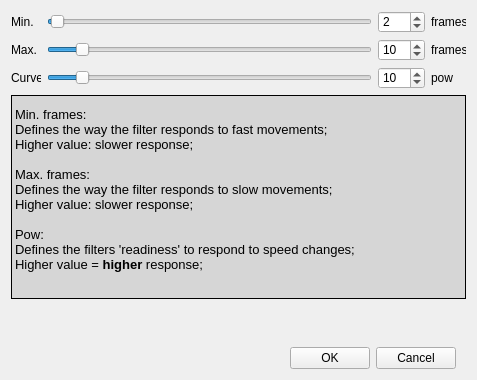
Above: ftnoir_filter_ewma2/ftnoir_ewma_filtercontrols.ui from opentrack/opentrack before the change. Below: the same form after it.
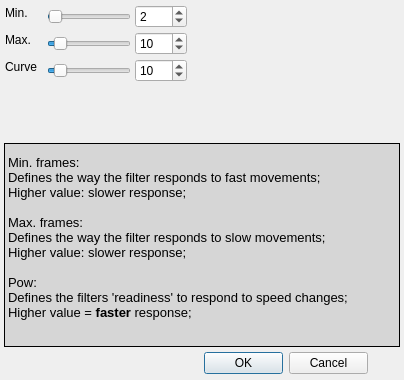
That is the form after the change. Icons and pictures are not drawn.

Commit message: ewma: update settings form

```diff
--- a/ftnoir_filter_ewma2/ftnoir_ewma_filtercontrols.ui
+++ b/ftnoir_filter_ewma2/ftnoir_ewma_filtercontrols.ui
@@ -9,7 +9,7 @@
    <rect>
     <x>0</x>
     <y>0</y>
-    <width>477</width>
+    <width>404</width>
     <height>380</height>
    </rect>
   </property>
@@ -35,448 +35,339 @@
   <property name="styleSheet">
    <string notr="true"/>
   </property>
-  <layout class="QVBoxLayout" name="_vertical_layout">
-   <item>
-    <layout class="QVBoxLayout" name="verticalLayout_2">
-     <property name="sizeConstraint">
-      <enum>QLayout::SetMinimumSize</enum>
-     </property>
-     <item>
-      <layout class="QGridLayout" name="gridLayout">
-       <item row="4" column="3">
-        <widget class="QLabel" name="lblInvert1_5">
-         <property name="minimumSize">
-          <size>
-           <width>0</width>
-           <height>0</height>
-          </size>
-         </property>
-         <property name="maximumSize">
-          <size>
-           <width>30</width>
-           <height>16777215</height>
-          </size>
-         </property>
-         <property name="styleSheet">
-          <string notr="true"/>
-         </property>
-         <property name="text">
-          <string>pow</string>
-         </property>
-        </widget>
-       </item>
-       <item row="4" column="2">
-        <widget class="QSpinBox" name="spinPowCurve">
-         <property name="minimumSize">
-          <size>
-           <width>40</width>
-           <height>22</height>
-          </size>
-         </property>
-         <property name="styleSheet">
-          <string notr="true">background:none;</string>
-         </property>
-         <property name="maximum">
-          <number>100</number>
-         </property>
-         <property name="singleStep">
-          <number>5</number>
-         </property>
-         <property name="value">
-          <number>10</number>
-         </property>
-        </widget>
-       </item>
-       <item row="4" column="1">
-        <widget class="QSlider" name="powCurve">
-         <property name="minimumSize">
-          <size>
-           <width>45</width>
-           <height>15</height>
-          </size>
-         </property>
-         <property name="minimum">
-          <number>1</number>
-         </property>
-         <property name="maximum">
-          <number>100</number>
-         </property>
-         <property name="pageStep">
-          <number>10</number>
-         </property>
-         <property name="value">
-          <number>10</number>
-         </property>
-         <property name="orientation">
-          <enum>Qt::Horizontal</enum>
-         </property>
-         <property name="tickPosition">
-          <enum>QSlider::NoTicks</enum>
-         </property>
-        </widget>
-       </item>
-       <item row="3" column="3">
-        <widget class="QLabel" name="lblInvert1_4">
-         <property name="minimumSize">
-          <size>
-           <width>35</width>
-           <height>0</height>
-          </size>
-         </property>
-         <property name="maximumSize">
-          <size>
-           <width>30</width>
-           <height>16777215</height>
-          </size>
-         </property>
-         <property name="styleSheet">
-          <string notr="true"/>
-         </property>
-         <property name="text">
-          <string>frames</string>
-         </property>
-        </widget>
-       </item>
-       <item row="3" column="0">
-        <widget class="QLabel" name="lblInvert1_7">
-         <property name="minimumSize">
-          <size>
-           <width>0</width>
-           <height>0</height>
-          </size>
-         </property>
-         <property name="maximumSize">
-          <size>
-           <width>30</width>
-           <height>16777215</height>
-          </size>
-         </property>
-         <property name="styleSheet">
-          <string notr="true"/>
-         </property>
-         <property name="text">
-          <string>Max.</string>
-         </property>
-        </widget>
-       </item>
-       <item row="4" column="0">
-        <widget class="QLabel" name="lblInvert1_8">
-         <property name="minimumSize">
-          <size>
-           <width>0</width>
-           <height>0</height>
-          </size>
-         </property>
-         <property name="maximumSize">
-          <size>
-           <width>30</width>
-           <height>16777215</height>
-          </size>
-         </property>
-         <property name="styleSheet">
-          <string notr="true"/>
-         </property>
-         <property name="text">
-          <string>Curve</string>
-         </property>
-        </widget>
-       </item>
-       <item row="2" column="2">
-        <widget class="QSpinBox" name="spinMinSmooth">
-         <property name="minimumSize">
-          <size>
-           <width>40</width>
-           <height>22</height>
-          </size>
-         </property>
-         <property name="styleSheet">
-          <string notr="true">background:none;</string>
-         </property>
-         <property name="minimum">
-          <number>1</number>
-         </property>
-         <property name="maximum">
-          <number>100</number>
-         </property>
-         <property name="singleStep">
-          <number>5</number>
-         </property>
-         <property name="value">
-          <number>2</number>
-         </property>
-        </widget>
-       </item>
-       <item row="2" column="3">
-        <widget class="QLabel" name="lblInvert1">
-         <property name="minimumSize">
-          <size>
-           <width>35</width>
-           <height>0</height>
-          </size>
-         </property>
-         <property name="maximumSize">
-          <size>
-           <width>30</width>
-           <height>16777215</height>
-          </size>
-         </property>
-         <property name="styleSheet">
-          <string notr="true"/>
-         </property>
-         <property name="text">
-          <string>frames</string>
-         </property>
-        </widget>
-       </item>
-       <item row="3" column="1">
-        <widget class="QSlider" name="maxSmooth">
-         <property name="minimumSize">
-          <size>
-           <width>45</width>
-           <height>15</height>
-          </size>
-         </property>
-         <property name="minimum">
-          <number>1</number>
-         </property>
-         <property name="maximum">
-          <number>100</number>
-         </property>
-         <property name="pageStep">
-          <number>10</number>
-         </property>
-         <property name="value">
-          <number>10</number>
-         </property>
-         <property name="orientation">
-          <enum>Qt::Horizontal</enum>
-         </property>
-         <property name="tickPosition">
-          <enum>QSlider::NoTicks</enum>
-         </property>
-        </widget>
-       </item>
-       <item row="3" column="2">
-        <widget class="QSpinBox" name="spinMaxSmooth">
-         <property name="minimumSize">
-          <size>
-           <width>40</width>
-           <height>22</height>
-          </size>
-         </property>
-         <property name="styleSheet">
-          <string notr="true">background:none;</string>
-         </property>
-         <property name="minimum">
-          <number>1</number>
-         </property>
-         <property name="maximum">
-          <number>100</number>
-         </property>
-         <property name="singleStep">
-          <number>5</number>
-         </property>
-         <property name="value">
-          <number>10</number>
-         </property>
-        </widget>
-       </item>
-       <item row="2" column="0">
-        <widget class="QLabel" name="lblInvert1_6">
-         <property name="minimumSize">
-          <size>
-           <width>0</width>
-           <height>0</height>
-          </size>
-         </property>
-         <property name="maximumSize">
-          <size>
-           <width>30</width>
-           <height>16777215</height>
-          </size>
-         </property>
-         <property name="styleSheet">
-          <string notr="true"/>
-         </property>
-         <property name="text">
-          <string>Min.</string>
-         </property>
-        </widget>
-       </item>
-       <item row="2" column="1">
-        <widget class="QSlider" name="minSmooth">
-         <property name="minimumSize">
-          <size>
-           <width>45</width>
-           <height>15</height>
-          </size>
-         </property>
-         <property name="minimum">
-          <number>1</number>
-         </property>
-         <property name="maximum">
-          <number>100</number>
-         </property>
-         <property name="pageStep">
-          <number>10</number>
-         </property>
-         <property name="value">
-          <number>2</number>
-         </property>
-         <property name="orientation">
-          <enum>Qt::Horizontal</enum>
-         </property>
-         <property name="tickPosition">
-          <enum>QSlider::NoTicks</enum>
-         </property>
-        </widget>
-       </item>
-      </layout>
-     </item>
-     <item>
-      <widget class="QLabel" name="label_4">
-       <property name="minimumSize">
-        <size>
-         <width>0</width>
-         <height>204</height>
-        </size>
-       </property>
-       <property name="styleSheet">
-        <string notr="true">background-color: rgb(214, 214, 214);
+  <widget class="QDialogButtonBox" name="buttonBox">
+   <property name="geometry">
+    <rect>
+     <x>204</x>
+     <y>351</y>
+     <width>164</width>
+     <height>25</height>
+    </rect>
+   </property>
+   <property name="standardButtons">
+    <set>QDialogButtonBox::Cancel|QDialogButtonBox::Ok</set>
+   </property>
+  </widget>
+  <widget class="QLabel" name="label_4">
+   <property name="geometry">
+    <rect>
+     <x>4</x>
+     <y>143</y>
+     <width>396</width>
+     <height>204</height>
+    </rect>
+   </property>
+   <property name="minimumSize">
+    <size>
+     <width>0</width>
+     <height>0</height>
+    </size>
+   </property>
+   <property name="styleSheet">
+    <string notr="true">background-color: rgb(214, 214, 214);
 border-color: rgb(0, 0, 0);</string>
-       </property>
-       <property name="frameShape">
-        <enum>QFrame::Box</enum>
-       </property>
-       <property name="text">
-        <string>&lt;!DOCTYPE HTML PUBLIC &quot;-//W3C//DTD HTML 4.0//EN&quot; &quot;http://www.w3.org/TR/REC-html40/strict.dtd&quot;&gt;
+   </property>
+   <property name="frameShape">
+    <enum>QFrame::Box</enum>
+   </property>
+   <property name="text">
+    <string>&lt;!DOCTYPE HTML PUBLIC &quot;-//W3C//DTD HTML 4.0//EN&quot; &quot;http://www.w3.org/TR/REC-html40/strict.dtd&quot;&gt;
 &lt;html&gt;&lt;head&gt;&lt;meta name=&quot;qrichtext&quot; content=&quot;1&quot; /&gt;&lt;style type=&quot;text/css&quot;&gt;
 p, li { white-space: pre-wrap; }
-&lt;/style&gt;&lt;/head&gt;&lt;body style=&quot; font-family:'MS Shell Dlg 2'; font-size:8.25pt; font-weight:400; font-style:normal;&quot;&gt;
-&lt;p style=&quot; margin-top:0px; margin-bottom:0px; margin-left:0px; margin-right:0px; -qt-block-indent:0; text-indent:0px;&quot;&gt;&lt;span style=&quot; font-size:10pt;&quot;&gt;Min. frames:&lt;/span&gt;&lt;/p&gt;
-&lt;p style=&quot; margin-top:0px; margin-bottom:0px; margin-left:0px; margin-right:0px; -qt-block-indent:0; text-indent:0px;&quot;&gt;&lt;span style=&quot; font-size:10pt;&quot;&gt;Defines the way the filter responds to fast movements;&lt;/span&gt;&lt;/p&gt;
-&lt;p style=&quot; margin-top:0px; margin-bottom:0px; margin-left:0px; margin-right:0px; -qt-block-indent:0; text-indent:0px;&quot;&gt;&lt;span style=&quot; font-size:10pt;&quot;&gt;Higher value: slower response;&lt;/span&gt;&lt;/p&gt;
-&lt;p style=&quot;-qt-paragraph-type:empty; margin-top:0px; margin-bottom:0px; margin-left:0px; margin-right:0px; -qt-block-indent:0; text-indent:0px; font-size:10pt;&quot;&gt;&lt;/p&gt;
-&lt;p style=&quot; margin-top:0px; margin-bottom:0px; margin-left:0px; margin-right:0px; -qt-block-indent:0; text-indent:0px;&quot;&gt;&lt;span style=&quot; font-size:10pt;&quot;&gt;Max. frames:&lt;/span&gt;&lt;/p&gt;
-&lt;p style=&quot; margin-top:0px; margin-bottom:0px; margin-left:0px; margin-right:0px; -qt-block-indent:0; text-indent:0px;&quot;&gt;&lt;span style=&quot; font-size:10pt;&quot;&gt;Defines the way the filter responds to slow movements;&lt;/span&gt;&lt;/p&gt;
-&lt;p style=&quot; margin-top:0px; margin-bottom:0px; margin-left:0px; margin-right:0px; -qt-block-indent:0; text-indent:0px;&quot;&gt;&lt;span style=&quot; font-size:10pt;&quot;&gt;Higher value: slower response;&lt;/span&gt;&lt;/p&gt;
-&lt;p style=&quot;-qt-paragraph-type:empty; margin-top:0px; margin-bottom:0px; margin-left:0px; margin-right:0px; -qt-block-indent:0; text-indent:0px; font-size:10pt;&quot;&gt;&lt;/p&gt;
-&lt;p style=&quot; margin-top:0px; margin-bottom:0px; margin-left:0px; margin-right:0px; -qt-block-indent:0; text-indent:0px;&quot;&gt;&lt;span style=&quot; font-size:10pt;&quot;&gt;Pow:&lt;/span&gt;&lt;/p&gt;
-&lt;p style=&quot; margin-top:0px; margin-bottom:0px; margin-left:0px; margin-right:0px; -qt-block-indent:0; text-indent:0px;&quot;&gt;&lt;span style=&quot; font-size:10pt;&quot;&gt;Defines the filters 'readiness' to respond to speed changes;&lt;/span&gt;&lt;/p&gt;
-&lt;p style=&quot; margin-top:0px; margin-bottom:0px; margin-left:0px; margin-right:0px; -qt-block-indent:0; text-indent:0px;&quot;&gt;&lt;span style=&quot; font-size:10pt;&quot;&gt;Higher value = &lt;/span&gt;&lt;span style=&quot; font-size:10pt; font-weight:600;&quot;&gt;higher&lt;/span&gt;&lt;span style=&quot; font-size:10pt;&quot;&gt; response;&lt;/span&gt;&lt;/p&gt;
-&lt;p style=&quot;-qt-paragraph-type:empty; margin-top:0px; margin-bottom:0px; margin-left:0px; margin-right:0px; -qt-block-indent:0; text-indent:0px; font-size:10pt;&quot;&gt;&lt;/p&gt;&lt;/body&gt;&lt;/html&gt;</string>
-       </property>
-       <property name="margin">
-        <number>5</number>
-       </property>
-      </widget>
-     </item>
-    </layout>
-   </item>
-   <item>
-    <spacer name="verticalSpacer">
-     <property name="orientation">
-      <enum>Qt::Vertical</enum>
-     </property>
-     <property name="sizeHint" stdset="0">
-      <size>
-       <width>20</width>
-       <height>40</height>
-      </size>
-     </property>
-    </spacer>
-   </item>
-   <item>
-    <layout class="QHBoxLayout" name="horizontalLayout">
-     <item>
-      <spacer name="horizontalSpacer_2">
-       <property name="orientation">
-        <enum>Qt::Horizontal</enum>
-       </property>
-       <property name="sizeHint" stdset="0">
-        <size>
-         <width>40</width>
-         <height>20</height>
-        </size>
-       </property>
-      </spacer>
-     </item>
-     <item>
-      <layout class="QHBoxLayout" name="horizontalLayout_2">
-       <property name="sizeConstraint">
-        <enum>QLayout::SetDefaultConstraint</enum>
-       </property>
-       <item>
-        <widget class="QPushButton" name="btnOK">
-         <property name="sizePolicy">
-          <sizepolicy hsizetype="Preferred" vsizetype="Fixed">
-           <horstretch>0</horstretch>
-           <verstretch>0</verstretch>
-          </sizepolicy>
-         </property>
-         <property name="minimumSize">
-          <size>
-           <width>52</width>
-           <height>0</height>
-          </size>
-         </property>
-         <property name="maximumSize">
-          <size>
-           <width>100</width>
-           <height>16777215</height>
-          </size>
-         </property>
-         <property name="text">
-          <string>OK</string>
-         </property>
-        </widget>
-       </item>
-       <item>
-        <widget class="QPushButton" name="btnCancel">
-         <property name="sizePolicy">
-          <sizepolicy hsizetype="Preferred" vsizetype="Fixed">
-           <horstretch>0</horstretch>
-           <verstretch>0</verstretch>
-          </sizepolicy>
-         </property>
-         <property name="minimumSize">
-          <size>
-           <width>52</width>
-           <height>0</height>
-          </size>
-         </property>
-         <property name="maximumSize">
-          <size>
-           <width>100</width>
-           <height>16777215</height>
-          </size>
-         </property>
-         <property name="text">
-          <string>Cancel</string>
-         </property>
-        </widget>
-       </item>
-      </layout>
-     </item>
-     <item>
-      <spacer name="horizontalSpacer">
-       <property name="orientation">
-        <enum>Qt::Horizontal</enum>
-       </property>
-       <property name="sizeType">
-        <enum>QSizePolicy::Fixed</enum>
-       </property>
-       <property name="sizeHint" stdset="0">
-        <size>
-         <width>10</width>
-         <height>20</height>
-        </size>
-       </property>
-      </spacer>
-     </item>
-    </layout>
-   </item>
-  </layout>
+&lt;/style&gt;&lt;/head&gt;&lt;body style=&quot; font-family:'Sans Serif'; font-size:10pt; font-weight:400; font-style:normal;&quot;&gt;
+&lt;p style=&quot; margin-top:0px; margin-bottom:0px; margin-left:0px; margin-right:0px; -qt-block-indent:0; text-indent:0px;&quot;&gt;&lt;span style=&quot; font-family:'MS Shell Dlg 2';&quot;&gt;Min. frames:&lt;/span&gt;&lt;/p&gt;
+&lt;p style=&quot; margin-top:0px; margin-bottom:0px; margin-left:0px; margin-right:0px; -qt-block-indent:0; text-indent:0px;&quot;&gt;&lt;span style=&quot; font-family:'MS Shell Dlg 2';&quot;&gt;Defines the way the filter responds to fast movements;&lt;/span&gt;&lt;/p&gt;
+&lt;p style=&quot; margin-top:0px; margin-bottom:0px; margin-left:0px; margin-right:0px; -qt-block-indent:0; text-indent:0px;&quot;&gt;&lt;span style=&quot; font-family:'MS Shell Dlg 2';&quot;&gt;Higher value: slower response;&lt;/span&gt;&lt;/p&gt;
+&lt;p style=&quot;-qt-paragraph-type:empty; margin-top:0px; margin-bottom:0px; margin-left:0px; margin-right:0px; -qt-block-indent:0; text-indent:0px; font-family:'MS Shell Dlg 2';&quot;&gt;&lt;br /&gt;&lt;/p&gt;
+&lt;p style=&quot; margin-top:0px; margin-bottom:0px; margin-left:0px; margin-right:0px; -qt-block-indent:0; text-indent:0px;&quot;&gt;&lt;span style=&quot; font-family:'MS Shell Dlg 2';&quot;&gt;Max. frames:&lt;/span&gt;&lt;/p&gt;
+&lt;p style=&quot; margin-top:0px; margin-bottom:0px; margin-left:0px; margin-right:0px; -qt-block-indent:0; text-indent:0px;&quot;&gt;&lt;span style=&quot; font-family:'MS Shell Dlg 2';&quot;&gt;Defines the way the filter responds to slow movements;&lt;/span&gt;&lt;/p&gt;
+&lt;p style=&quot; margin-top:0px; margin-bottom:0px; margin-left:0px; margin-right:0px; -qt-block-indent:0; text-indent:0px;&quot;&gt;&lt;span style=&quot; font-family:'MS Shell Dlg 2';&quot;&gt;Higher value: slower response;&lt;/span&gt;&lt;/p&gt;
+&lt;p style=&quot;-qt-paragraph-type:empty; margin-top:0px; margin-bottom:0px; margin-left:0px; margin-right:0px; -qt-block-indent:0; text-indent:0px; font-family:'MS Shell Dlg 2';&quot;&gt;&lt;br /&gt;&lt;/p&gt;
+&lt;p style=&quot; margin-top:0px; margin-bottom:0px; margin-left:0px; margin-right:0px; -qt-block-indent:0; text-indent:0px;&quot;&gt;&lt;span style=&quot; font-family:'MS Shell Dlg 2';&quot;&gt;Pow:&lt;/span&gt;&lt;/p&gt;
+&lt;p style=&quot; margin-top:0px; margin-bottom:0px; margin-left:0px; margin-right:0px; -qt-block-indent:0; text-indent:0px;&quot;&gt;&lt;span style=&quot; font-family:'MS Shell Dlg 2';&quot;&gt;Defines the filters 'readiness' to respond to speed changes;&lt;/span&gt;&lt;/p&gt;
+&lt;p style=&quot; margin-top:0px; margin-bottom:0px; margin-left:0px; margin-right:0px; -qt-block-indent:0; text-indent:0px;&quot;&gt;&lt;span style=&quot; font-family:'MS Shell Dlg 2';&quot;&gt;Higher value = &lt;/span&gt;&lt;span style=&quot; font-family:'MS Shell Dlg 2'; font-weight:600;&quot;&gt;faster&lt;/span&gt;&lt;span style=&quot; font-family:'MS Shell Dlg 2';&quot;&gt; response;&lt;/span&gt;&lt;/p&gt;
+&lt;p style=&quot;-qt-paragraph-type:empty; margin-top:0px; margin-bottom:0px; margin-left:0px; margin-right:0px; -qt-block-indent:0; text-indent:0px; font-family:'MS Shell Dlg 2';&quot;&gt;&lt;br /&gt;&lt;/p&gt;&lt;/body&gt;&lt;/html&gt;</string>
+   </property>
+   <property name="margin">
+    <number>5</number>
+   </property>
+  </widget>
+  <widget class="QLabel" name="lblInvert1_6">
+   <property name="geometry">
+    <rect>
+     <x>5</x>
+     <y>5</y>
+     <width>27</width>
+     <height>16</height>
+    </rect>
+   </property>
+   <property name="minimumSize">
+    <size>
+     <width>0</width>
+     <height>0</height>
+    </size>
+   </property>
+   <property name="maximumSize">
+    <size>
+     <width>16777215</width>
+     <height>16777215</height>
+    </size>
+   </property>
+   <property name="styleSheet">
+    <string notr="true"/>
+   </property>
+   <property name="text">
+    <string>Min.</string>
+   </property>
+  </widget>
+  <widget class="QSlider" name="maxSmooth">
+   <property name="geometry">
+    <rect>
+     <x>47</x>
+     <y>32</y>
+     <width>84</width>
+     <height>23</height>
+    </rect>
+   </property>
+   <property name="minimumSize">
+    <size>
+     <width>45</width>
+     <height>15</height>
+    </size>
+   </property>
+   <property name="minimum">
+    <number>1</number>
+   </property>
+   <property name="maximum">
+    <number>100</number>
+   </property>
+   <property name="pageStep">
+    <number>10</number>
+   </property>
+   <property name="value">
+    <number>10</number>
+   </property>
+   <property name="orientation">
+    <enum>Qt::Horizontal</enum>
+   </property>
+   <property name="tickPosition">
+    <enum>QSlider::NoTicks</enum>
+   </property>
+  </widget>
+  <widget class="QSpinBox" name="spinMaxSmooth">
+   <property name="geometry">
+    <rect>
+     <x>135</x>
+     <y>32</y>
+     <width>52</width>
+     <height>23</height>
+    </rect>
+   </property>
+   <property name="minimumSize">
+    <size>
+     <width>40</width>
+     <height>22</height>
+    </size>
+   </property>
+   <property name="styleSheet">
+    <string notr="true">background:none;</string>
+   </property>
+   <property name="minimum">
+    <number>1</number>
+   </property>
+   <property name="maximum">
+    <number>100</number>
+   </property>
+   <property name="singleStep">
+    <number>5</number>
+   </property>
+   <property name="value">
+    <number>10</number>
+   </property>
+  </widget>
+  <widget class="QSpinBox" name="spinPowCurve">
+   <property name="geometry">
+    <rect>
+     <x>135</x>
+     <y>59</y>
+     <width>52</width>
+     <height>23</height>
+    </rect>
+   </property>
+   <property name="minimumSize">
+    <size>
+     <width>40</width>
+     <height>22</height>
+    </size>
+   </property>
+   <property name="styleSheet">
+    <string notr="true">background:none;</string>
+   </property>
+   <property name="maximum">
+    <number>100</number>
+   </property>
+   <property name="singleStep">
+    <number>5</number>
+   </property>
+   <property name="value">
+    <number>10</number>
+   </property>
+  </widget>
+  <widget class="QSlider" name="powCurve">
+   <property name="geometry">
+    <rect>
+     <x>47</x>
+     <y>59</y>
+     <width>84</width>
+     <height>23</height>
+    </rect>
+   </property>
+   <property name="minimumSize">
+    <size>
+     <width>45</width>
+     <height>15</height>
+    </size>
+   </property>
+   <property name="minimum">
+    <number>1</number>
+   </property>
+   <property name="maximum">
+    <number>100</number>
+   </property>
+   <property name="pageStep">
+    <number>10</number>
+   </property>
+   <property name="value">
+    <number>10</number>
+   </property>
+   <property name="orientation">
+    <enum>Qt::Horizontal</enum>
+   </property>
+   <property name="tickPosition">
+    <enum>QSlider::NoTicks</enum>
+   </property>
+  </widget>
+  <widget class="QLabel" name="lblInvert1_8">
+   <property name="geometry">
+    <rect>
+     <x>5</x>
+     <y>59</y>
+     <width>38</width>
+     <height>16</height>
+    </rect>
+   </property>
+   <property name="minimumSize">
+    <size>
+     <width>0</width>
+     <height>0</height>
+    </size>
+   </property>
+   <property name="maximumSize">
+    <size>
+     <width>16777215</width>
+     <height>16777215</height>
+    </size>
+   </property>
+   <property name="styleSheet">
+    <string notr="true"/>
+   </property>
+   <property name="text">
+    <string>Curve</string>
+   </property>
+  </widget>
+  <widget class="QLabel" name="lblInvert1_7">
+   <property name="geometry">
+    <rect>
+     <x>5</x>
+     <y>32</y>
+     <width>32</width>
+     <height>16</height>
+    </rect>
+   </property>
+   <property name="minimumSize">
+    <size>
+     <width>0</width>
+     <height>0</height>
+    </size>
+   </property>
+   <property name="maximumSize">
+    <size>
+     <width>16777215</width>
+     <height>16777215</height>
+    </size>
+   </property>
+   <property name="styleSheet">
+    <string notr="true"/>
+   </property>
+   <property name="text">
+    <string>Max.</string>
+   </property>
+  </widget>
+  <widget class="QSlider" name="minSmooth">
+   <property name="geometry">
+    <rect>
+     <x>47</x>
+     <y>5</y>
+     <width>84</width>
+     <height>23</height>
+    </rect>
+   </property>
+   <property name="minimumSize">
+    <size>
+     <width>45</width>
+     <height>15</height>
+    </size>
+   </property>
+   <property name="minimum">
+    <number>1</number>
+   </property>
+   <property name="maximum">
+    <number>100</number>
+   </property>
+   <property name="pageStep">
+    <number>10</number>
+   </property>
+   <property name="value">
+    <number>2</number>
+   </property>
+   <property name="orientation">
+    <enum>Qt::Horizontal</enum>
+   </property>
+   <property name="tickPosition">
+    <enum>QSlider::NoTicks</enum>
+   </property>
+  </widget>
+  <widget class="QSpinBox" name="spinMinSmooth">
+   <property name="geometry">
+    <rect>
+     <x>135</x>
+     <y>5</y>
+     <width>52</width>
+     <height>23</height>
+    </rect>
+   </property>
+   <property name="minimumSize">
+    <size>
+     <width>40</width>
+     <height>22</height>
+    </size>
+   </property>
+   <property name="styleSheet">
+    <string notr="true">background:none;</string>
+   </property>
+   <property name="minimum">
+    <number>1</number>
+   </property>
+   <property name="maximum">
+    <number>100</number>
+   </property>
+   <property name="singleStep">
+    <number>5</number>
+   </property>
+   <property name="value">
+    <number>2</number>
+   </property>
+  </widget>
  </widget>
  <tabstops>
   <tabstop>btnOK</tabstop>
```
Left out of the diff: 4 changed lines with no effect on the pictures. The commit also changes 1 other file.
